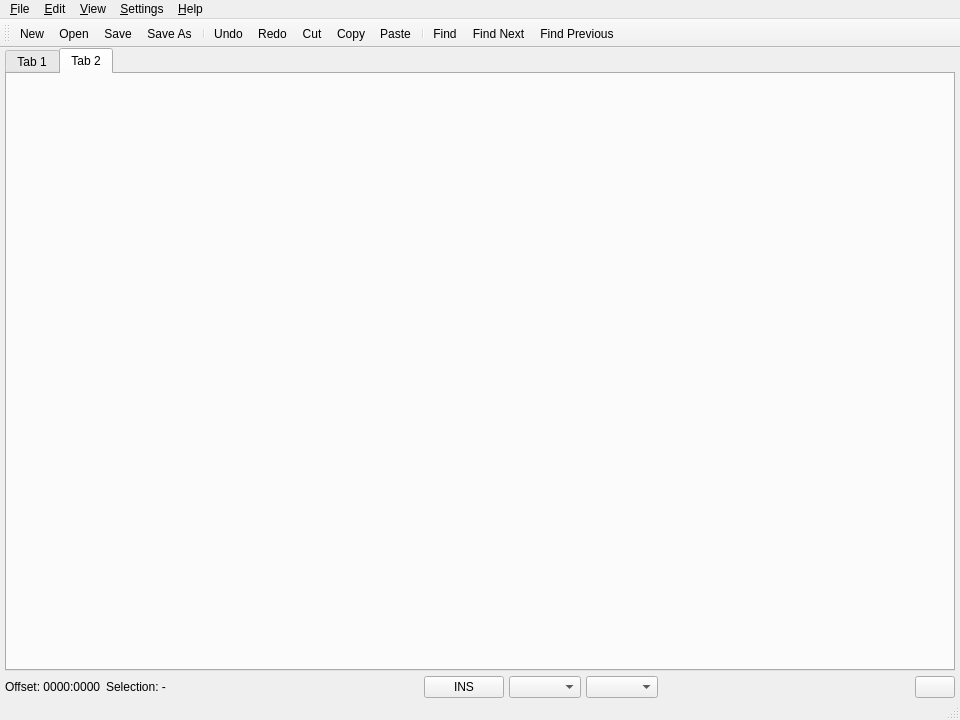
First picture: the form in src/ui/nabla.ui, repository bad-alloc-heavy-industries/Nabla, before the edit.
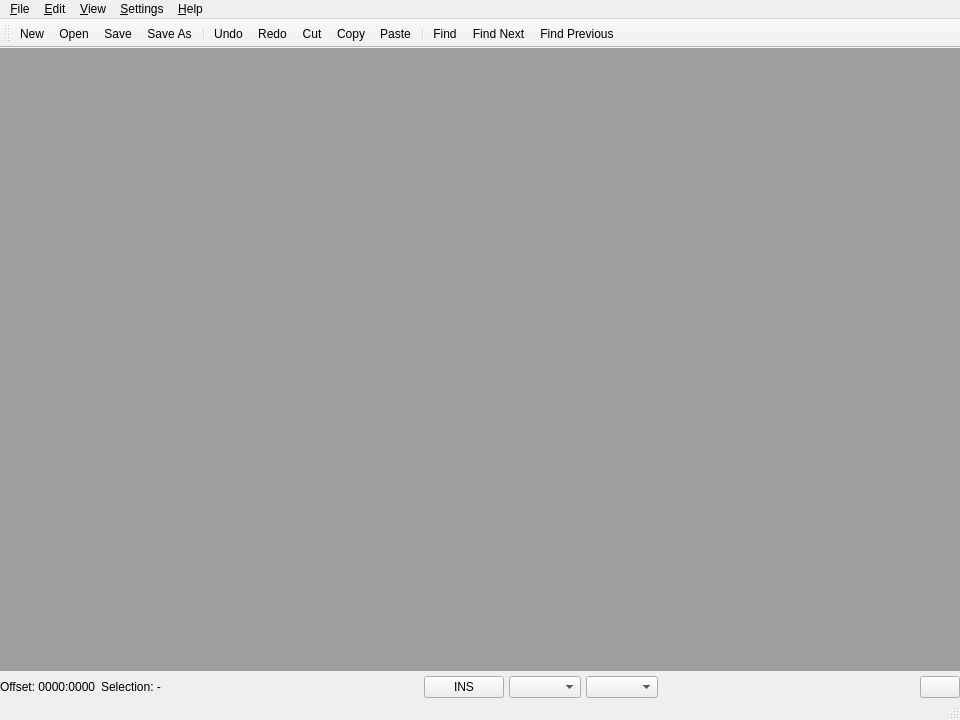
Second picture: the form after the edit. Icons and pictures are not drawn.

Commit message: Replaced the center section with a MDI area to allow easier programming of document control and tiling

The edit to the form file:
```diff
--- a/src/ui/nabla.ui
+++ b/src/ui/nabla.ui
@@ -20,74 +20,19 @@
      <number>5</number>
     </property>
     <property name="leftMargin">
-     <number>5</number>
+     <number>0</number>
     </property>
     <property name="topMargin">
      <number>0</number>
     </property>
     <property name="rightMargin">
-     <number>5</number>
+     <number>0</number>
     </property>
     <property name="bottomMargin">
      <number>0</number>
     </property>
     <item>
-     <layout class="QVBoxLayout" name="verticalLayout">
-      <property name="spacing">
-       <number>5</number>
-      </property>
-      <item>
-       <widget class="QTabWidget" name="tabWidget">
-        <property name="currentIndex">
-         <number>1</number>
-        </property>
-        <widget class="QWidget" name="tab">
-         <attribute name="title">
-          <string>Tab 1</string>
-         </attribute>
-         <layout class="QHBoxLayout" name="horizontalLayout_3">
-          <property name="spacing">
-           <number>5</number>
-          </property>
-          <property name="leftMargin">
-           <number>5</number>
-          </property>
-          <property name="topMargin">
-           <number>5</number>
-          </property>
-          <property name="rightMargin">
-           <number>5</number>
-          </property>
-          <property name="bottomMargin">
-           <number>5</number>
-          </property>
-         </layout>
-        </widget>
-        <widget class="QWidget" name="tab_2">
-         <attribute name="title">
-          <string>Tab 2</string>
-         </attribute>
-         <layout class="QHBoxLayout" name="horizontalLayout_4">
-          <property name="spacing">
-           <number>5</number>
-          </property>
-          <property name="leftMargin">
-           <number>5</number>
-          </property>
-          <property name="topMargin">
-           <number>5</number>
-          </property>
-          <property name="rightMargin">
-           <number>5</number>
-          </property>
-          <property name="bottomMargin">
-           <number>5</number>
-          </property>
-         </layout>
-        </widget>
-       </widget>
-      </item>
-     </layout>
+     <widget class="QMdiArea" name="mdiArea"/>
     </item>
     <item>
      <layout class="QGridLayout" name="gridLayout">
```
